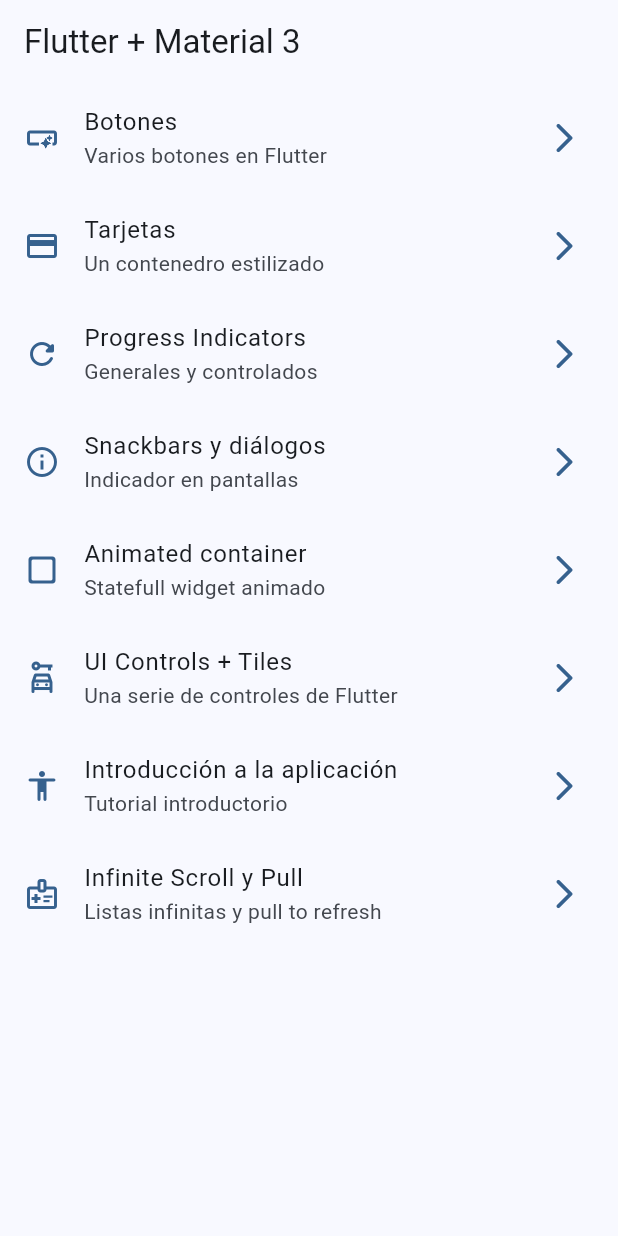
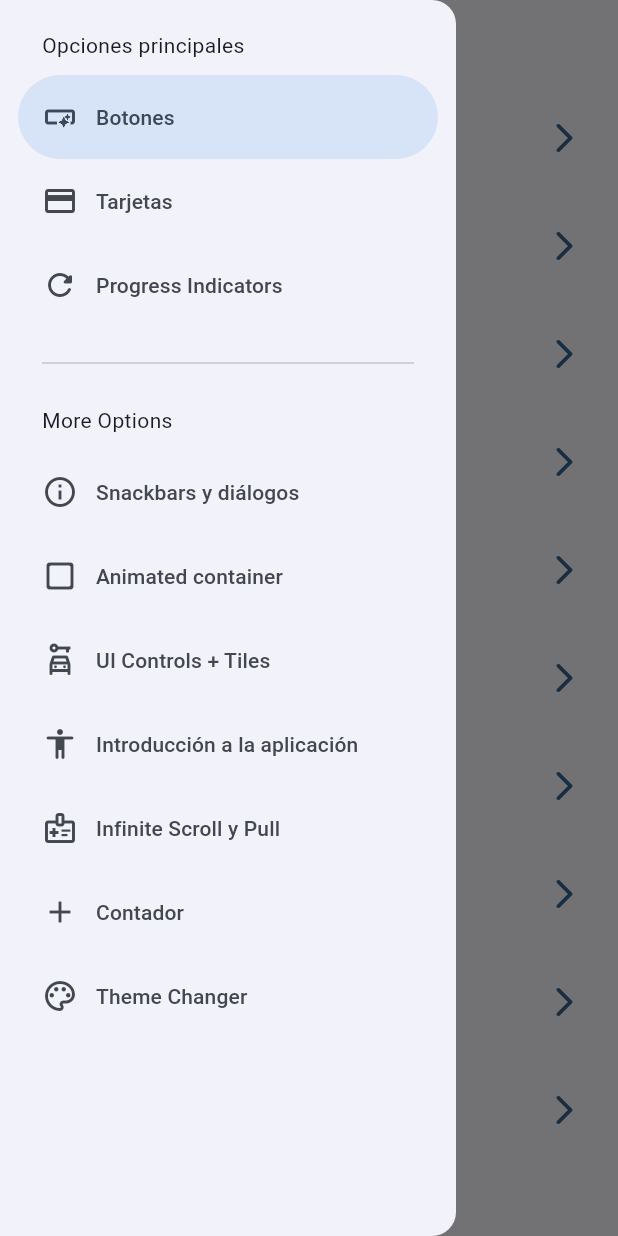
Before and after one commit to Tanamachii/widgetsapp_flutter, a Flutter app: the screen it shows after launch, with the side drawer open (before the commit the screen has no drawer), on a phone screen of 412 x 824 dp. Run offline on Flutter 3.47's test engine with Material 3 defaults, Android fonts, the phone set to English and light mode, and no system bars; our stand-ins replace animate_do, flutter_riverpod, go_router.

Commit message:
feat:nuevas pantallas, y cambio de tema iniciado

```diff
--- a/lib/config/menu_items/menu_items.dart
+++ b/lib/config/menu_items/menu_items.dart
@@ -63,4 +63,16 @@ const appMenuItems = <MenuItem>[
     url: '/infinite',
     icon: Icons.medical_information_outlined,
   ),
+  MenuItem(
+    title: 'Contador',
+    subtitle: 'Contador usando riverpod',
+    url: '/counter',
+    icon: Icons.add,
+  ),
+  MenuItem(
+    title: 'Theme Changer',
+    subtitle: 'Cambios de temas de la app',
+    url: '/themechanger',
+    icon: Icons.color_lens_outlined,
+  ),
 ];
--- a/lib/config/router/app_router.dart
+++ b/lib/config/router/app_router.dart
@@ -50,5 +50,15 @@ final appRouter = GoRouter(
       name: InfiniteScrollScreen.name,
       builder: (context, state) => const InfiniteScrollScreen(),
     ),
+    GoRoute(
+      path: '/counter',
+      name: CounterScreen.name,
+      builder: (context, state) => const CounterScreen(),
+    ),
+    GoRoute(
+      path: '/themechanger',
+      name: ThemeChangerScreen.name,
+      builder: (context, state) => const ThemeChangerScreen(),
+    ),
   ],
 );
--- a/lib/config/theme/app_theme.dart
+++ b/lib/config/theme/app_theme.dart
@@ -7,7 +7,10 @@ const colorList = <Color>[
   Colors.black,
   Colors.orange,
   Colors.pink,
-  Colors.lightBlue
+  Colors.lightBlue,
+  Colors.teal,
+  Colors.pinkAccent,
+  Colors.greenAccent
 ];
 
 class AppTheme {
--- /dev/null
+++ b/lib/presentation/providers/counter_providers.dart
@@ -0,0 +1,3 @@
+import 'package:flutter_riverpod/flutter_riverpod.dart';
+
+final counterProvider = StateProvider((ref) => 5);
--- a/lib/presentation/screens/home/home_screen.dart
+++ b/lib/presentation/screens/home/home_screen.dart
@@ -1,6 +1,7 @@
 import 'package:flutter/material.dart';
 import 'package:go_router/go_router.dart';
 import 'package:widgets_app/config/menu_items/menu_items.dart';
+import 'package:widgets_app/presentation/widgets/side_menu.dart';
 
 class HomeScreen extends StatelessWidget {
   static const String name = 'home_screen';
@@ -8,11 +9,16 @@ class HomeScreen extends StatelessWidget {
 
   @override
   Widget build(BuildContext context) {
+    final scaffoldKey = GlobalKey<ScaffoldState>();
     return Scaffold(
+      key: scaffoldKey,
       appBar: AppBar(
         title: const Text('Flutter + Material 3'),
       ),
       body: const _HomeView(),
+      drawer: SideMenu(
+        scaffoldKey: scaffoldKey,
+      ),
     );
   }
 }
--- a/lib/presentation/screens/screens.dart
+++ b/lib/presentation/screens/screens.dart
@@ -1,3 +1,5 @@
+export 'package:widgets_app/presentation/screens/theme_changer/theme_changer_screen.dart';
+export 'package:widgets_app/presentation/screens/counter/counter_screen.dart';
 export 'package:widgets_app/presentation/screens/animated/animated_screen.dart';
 export 'package:widgets_app/presentation/screens/app_tutorial/app_tutorial_screen.dart';
 export 'package:widgets_app/presentation/screens/buttons/buttons_screen.dart';
--- /dev/null
+++ b/lib/presentation/widgets/side_menu.dart
@@ -0,0 +1,61 @@
+import 'dart:io';
+
+import 'package:flutter/material.dart';
+import 'package:go_router/go_router.dart';
+import 'package:widgets_app/config/menu_items/menu_items.dart';
+
+class SideMenu extends StatefulWidget {
+  final GlobalKey<ScaffoldState> scaffoldKey;
+
+  const SideMenu({super.key, required this.scaffoldKey});
+
+  @override
+  State<SideMenu> createState() => _SideMenuState();
+}
+
+class _SideMenuState extends State<SideMenu> {
+  int navDrawerIndex = 0;
+  @override
+  Widget build(BuildContext context) {
+    final hasNotch = MediaQuery.of(context).viewPadding.top > 35;
+
+    return NavigationDrawer(
+      selectedIndex: navDrawerIndex,
+      onDestinationSelected: (value) {
+        setState(() {
+          navDrawerIndex = value;
+        });
+
+        final menuItem = appMenuItems[value];
+        context.push(menuItem.url);
+        widget.scaffoldKey.currentState?.closeDrawer();
+      },
+      children: [
+        Padding(
+          padding: EdgeInsets.fromLTRB(28, hasNotch ? 5 : 20, 16, 10),
+          child: const Text('Opciones principales'),
+        ),
+        ...appMenuItems.sublist(0, 3).map(
+              (item) => NavigationDrawerDestination(
+                icon: Icon(item.icon),
+                label: Text(item.title),
+              ),
+            ),
+        const Padding(
+          padding: EdgeInsets.fromLTRB(28, 16, 28, 10),
+          child: Divider(),
+        ),
+        const Padding(
+          padding: EdgeInsets.fromLTRB(28, 10, 16, 10),
+          child: Text('More Options'),
+        ),
+        ...appMenuItems.sublist(3).map(
+              (item) => NavigationDrawerDestination(
+                icon: Icon(item.icon),
+                label: Text(item.title),
+              ),
+            ),
+      ],
+    );
+  }
+}
--- a/pubspec.yaml
+++ b/pubspec.yaml
@@ -10,6 +10,7 @@ dependencies:
   animate_do: ^3.3.3
   flutter:
     sdk: flutter
+  flutter_riverpod: ^2.4.10
   go_router: ^13.2.0
 
 dev_dependencies:
```
Also changed, not shown: lib/main.dart (+6 -1 lines), lib/presentation/providers/theme_provider.dart (added, +11 -0 lines), lib/presentation/screens/app_tutorial/app_tutorial_screen.dart (+3 -5 lines), lib/presentation/screens/counter/counter_screen.dart (added, +43 -0 lines), lib/presentation/screens/theme_changer/theme_changer_screen.dart (added, +57 -0 lines), pubspec.lock.
